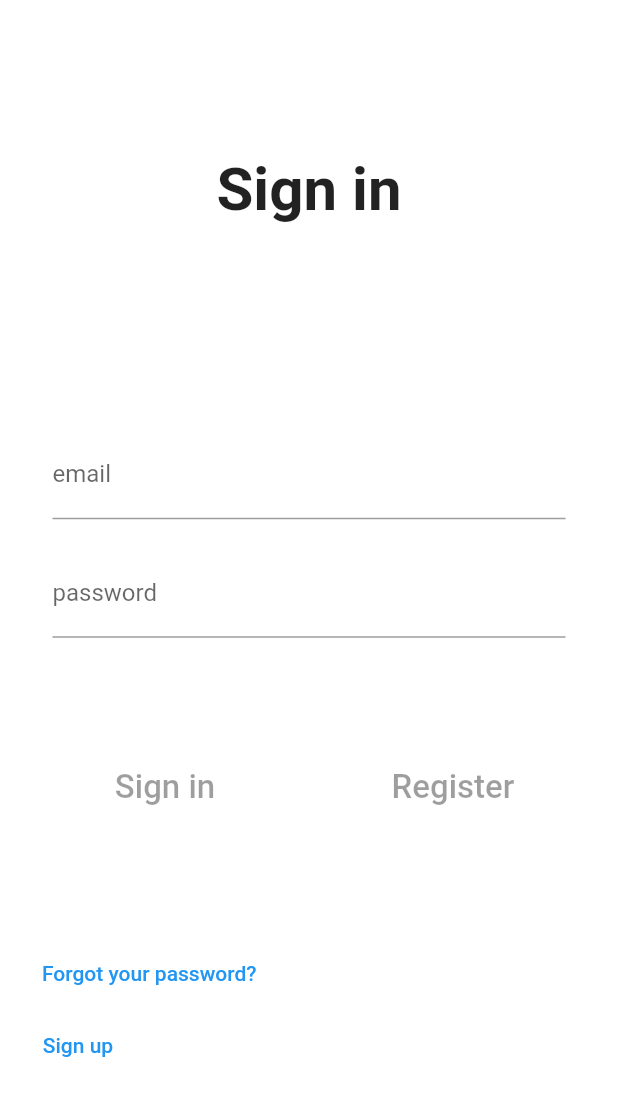
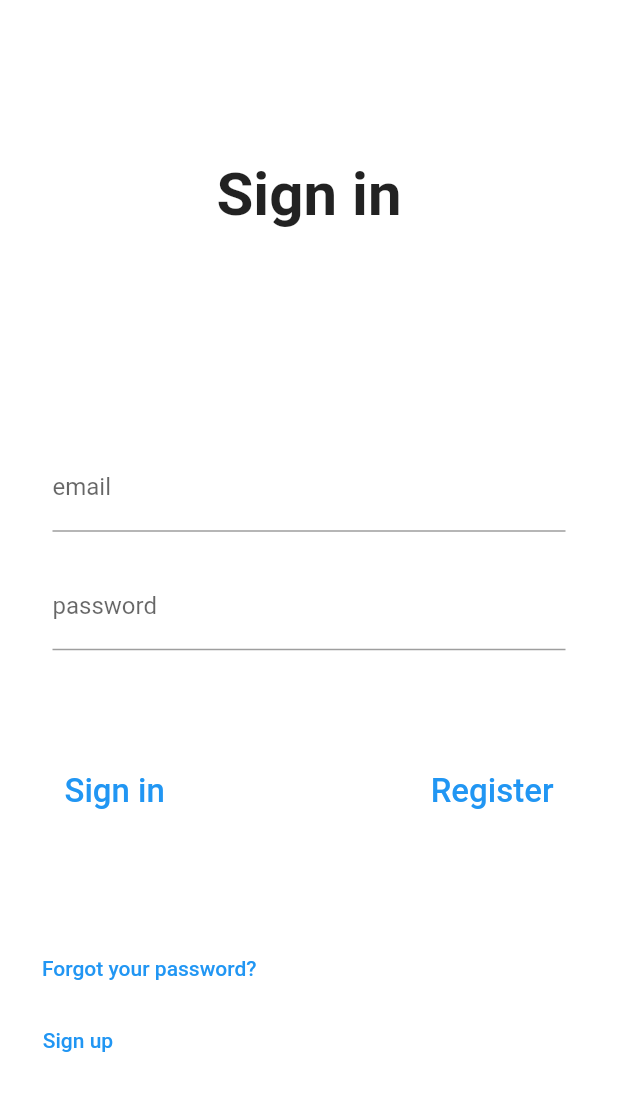
Before and after one commit to JamieThomson97/FlutterUITest, a Flutter app: the screen it shows after launch, on a phone screen of 412 x 824 dp. Shown: the top 1096 px of the screen. Run offline on Flutter 3.47's test engine with Material 2 defaults, Android fonts, the phone set to English and light mode, and no system bars; our stand-ins replace bloc, cloud_firestore, equatable, firebase_auth, firebase_core, flutter_bloc and 1 more; missing offline and left inert: pedantic; accounts and stored records are empty; Roboto replaces fonts that are missing (Hind).

```diff
--- a/mobile/lib/cubit/login/login_state.dart
+++ b/mobile/lib/cubit/login/login_state.dart
@@ -7,9 +7,17 @@ class LoginState extends Equatable {
     this.status = FormzStatus.pure,
   });
 
+  static bool buttonStateChanged(LoginState prev, LoginState current) {
+    return prev.email != current.email || prev.password != current.password;
+  }
+
+  // static bool enabledButtons(LoginState prev, LoginState current) {}
+
   final Email email;
   final Password password;
   final FormzStatus status;
+
+  bool inputIsValid() => true; // status == FormzStatus.valid;
 
   @override
   List<Object> get props => [email, password, status];
--- a/mobile/lib/presentation/pages/sign_in_page.dart
+++ b/mobile/lib/presentation/pages/sign_in_page.dart
@@ -2,7 +2,10 @@ import 'package:cloud_firestore/cloud_firestore.dart';
 import 'package:firebase_core/firebase_core.dart';
 import 'package:flutter/cupertino.dart';
 import 'package:flutter/material.dart';
+import 'package:flutter_bloc/flutter_bloc.dart';
+import 'package:vibration/cubit/login/login_cubit.dart';
 import 'package:vibration/presentation/widgets/sign_in_form.dart';
+import 'package:vibration/repository/authentication_repository.dart';
 
 class SignInPage extends StatelessWidget {
   const SignInPage({Key? key}) : super(key: key);
@@ -10,6 +13,8 @@ class SignInPage extends StatelessWidget {
   @override
   Widget build(BuildContext context) {
     return Material(
+      child: BlocProvider(
+        create: (_) => LoginCubit(context.read<AuthenticationRepository>()),
         child: Container(
           color: Colors.white,
           child: Column(
@@ -63,6 +68,7 @@ class SignInPage extends StatelessWidget {
             ],
           ),
         ),
+      ),
     );
   }
 }
--- a/mobile/lib/presentation/widgets/sign_in_form.dart
+++ b/mobile/lib/presentation/widgets/sign_in_form.dart
@@ -1,5 +1,7 @@
 import 'package:flutter/cupertino.dart';
 import 'package:flutter/material.dart';
+import 'package:flutter_bloc/flutter_bloc.dart';
+import 'package:vibration/cubit/login/login_cubit.dart';
 
 class SignInForm extends StatelessWidget {
   @override
@@ -10,54 +12,16 @@ class SignInForm extends StatelessWidget {
         // autovalidateMode: AutovalidateMode.always,
         child: Column(
           children: [
-            TextFormField(decoration: const InputDecoration(labelText: 'email'), onChanged: null),
+            _EmailInputField(),
             const SizedBox(height: 20),
-            TextFormField(
-              obscureText: true,
-              decoration: const InputDecoration(labelText: 'password'),
-              onChanged: (value) {},
-            ),
+            _PasswordInputField(),
             const SizedBox(height: 70),
             Center(
               child: Row(
                 children: [
-                  ButtonTheme(
-                    minWidth: 150,
-                    height: 60,
-                    child: FlatButton(
-                      onPressed: null,
-                      padding: const EdgeInsets.fromLTRB(20, 5, 20, 5),
-                      color: Colors.red,
-                      shape: RoundedRectangleBorder(
-                        borderRadius: BorderRadius.circular(8.0),
-                      ),
-                      child: const Text(
-                        "Sign in",
-                        style: TextStyle(
-                          fontSize: 22,
-                        ),
-                      ),
-                    ),
-                  ),
+                  _SignInButton(),
                   const Spacer(),
-                  ButtonTheme(
-                    minWidth: 150,
-                    height: 60,
-                    child: FlatButton(
-                      onPressed: null,
-                      padding: const EdgeInsets.fromLTRB(20, 5, 20, 5),
-                      color: Colors.red,
-                      shape: RoundedRectangleBorder(
-                        borderRadius: BorderRadius.circular(8.0),
-                      ),
-                      child: const Text(
-                        "Register",
-                        style: TextStyle(
-                          fontSize: 22,
-                        ),
-                      ),
-                    ),
-                  ),
+                  _RegisterButton(),
                 ],
               ),
             ),
@@ -72,3 +36,98 @@ class SignInForm extends StatelessWidget {
   //       context.select((SignInFormBloc bloc) => bloc.state.password.value.fold((l) => false, (r) => true));
   // }
 }
+
+class _PasswordInputField extends StatelessWidget {
+  const _PasswordInputField({
+    Key? key,
+  }) : super(key: key);
+
+  @override
+  Widget build(BuildContext context) {
+    return BlocBuilder<LoginCubit, LoginState>(
+      builder: (context, state) {
+        return TextFormField(
+          obscureText: true,
+          decoration: const InputDecoration(labelText: 'password'),
+          onChanged: (password) => context.read<LoginCubit>().passwordChanged(password),
+        );
+      },
+    );
+  }
+}
+
+class _EmailInputField extends StatelessWidget {
+  const _EmailInputField({
+    Key? key,
+  }) : super(key: key);
+
+  @override
+  Widget build(BuildContext context) {
+    return BlocBuilder<LoginCubit, LoginState>(
+      builder: (context, state) {
+        return TextFormField(
+          decoration: const InputDecoration(labelText: 'email'),
+          onChanged: (email) => context.read<LoginCubit>().emailChanged(email),
+        );
+      },
+    );
+  }
+}
+
+class _SignInButton extends StatelessWidget {
+  const _SignInButton({
+    Key? key,
+  }) : super(key: key);
+
+  @override
+  Widget build(BuildContext context) {
+    return BlocBuilder<LoginCubit, LoginState>(
+      buildWhen: (prev, current) => LoginState.buttonStateChanged(prev, current),
+      builder: (context, state) {
+        return ButtonTheme(
+          minWidth: 150,
+          height: 60,
+          child: TextButton(
+            onPressed: state.inputIsValid() ? () => context.read<LoginCubit>().logInWithCredentials() : null,
+            child: const Text(
+              "Sign in",
+              style: TextStyle(
+                fontSize: 22,
+              ),
+            ),
+          ),
+        );
+      },
+    );
+  }
+}
+
+class _RegisterButton extends StatelessWidget {
+  const _RegisterButton({
+    Key? key,
+  }) : super(key: key);
+
+  @override
+  Widget build(BuildContext context) {
+    return BlocBuilder<LoginCubit, LoginState>(
+      buildWhen: (prev, current) {
+        return LoginState.buttonStateChanged(prev, current);
+      },
+      builder: (context, state) {
+        return ButtonTheme(
+          minWidth: 150,
+          height: 60,
+          child: TextButton(
+            onPressed: state.inputIsValid() ? () => context.read<LoginCubit>().logInWithCredentials() : null,
+            child: const Text(
+              "Register",
+              style: TextStyle(
+                fontSize: 22,
+              ),
+            ),
+          ),
+        );
+      },
+    );
+  }
+}
```
Lines whose indentation alone changed are shown as unchanged.
